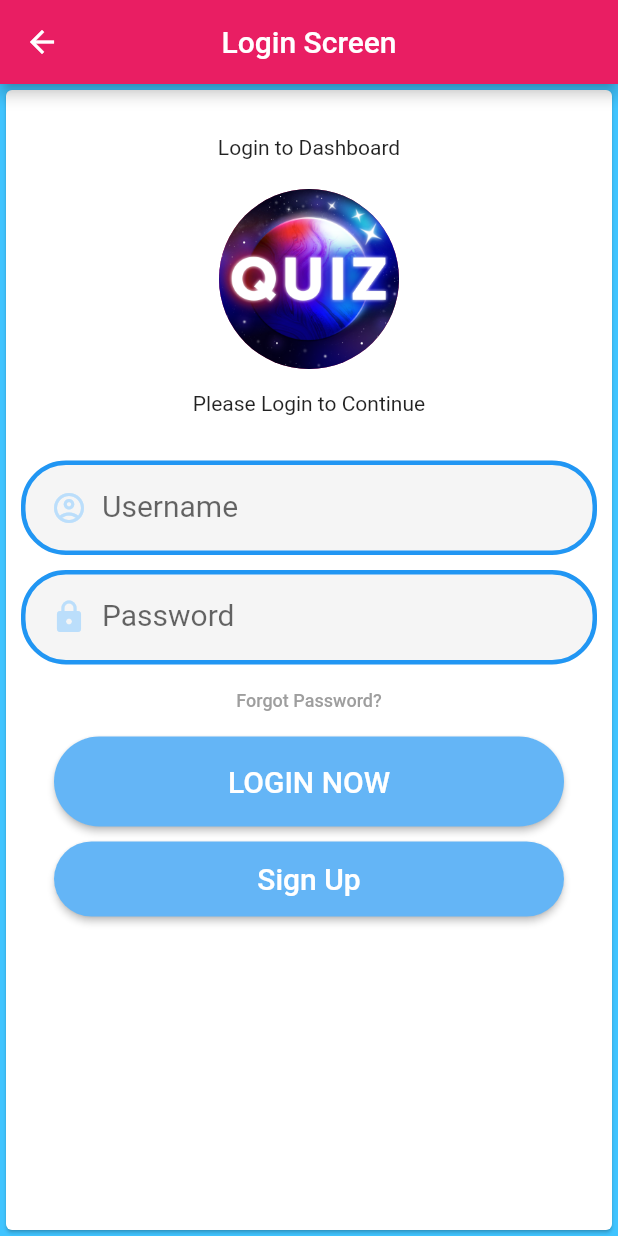
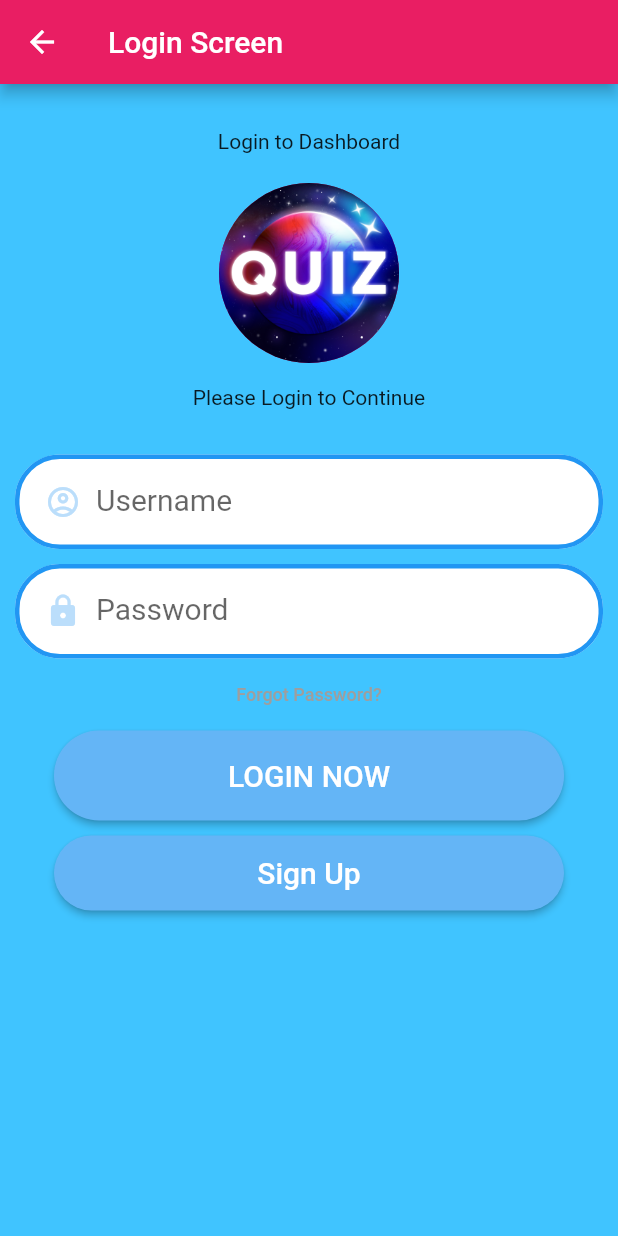
Before and after one commit to uhrzel/mobileApp, a Flutter app: the LoginHome screen opened directly, on a phone screen of 412 x 824 dp. Run offline on Flutter 3.47's test engine with Material 2 defaults, Android fonts, the phone set to English and light mode, and no system bars.

```diff
--- a/lib/login.dart
+++ b/lib/login.dart
@@ -56,12 +56,11 @@ class LoginHome extends StatelessWidget {
           title: Text(
             title,
           ),
-          //backgroundColor: Colors.lightBlueAccent,
-          centerTitle: true,
+          //centerTitle: true,
         ),
         body: Center(
-            child: Card(
-                child: Column(children: <Widget>[
+            //child: Card(
+            child: Column(children: <Widget>[
           SizedBox(height: 30.0),
           Text(
             'Login to Dashboard',
@@ -159,7 +158,9 @@ class LoginHome extends StatelessWidget {
               ),
             ),
           ),
-        ]))));
+        ])
+            //)
+            ));
   }
 
   InputDecoration myInputDecoration({@required String label, @required IconData icon}) {
@@ -181,7 +182,7 @@ class LoginHome extends StatelessWidget {
 
       focusedBorder: OutlineInputBorder(borderRadius: BorderRadius.circular(30), borderSide: BorderSide(color: Colors.blue, width: 3)), //focus border
 
-      //fillColor: Colors.white,
+      fillColor: Colors.white,
       filled: true, //set true if you want to show input background
     );
   }
```
Also changed, not shown: 1 other file.
